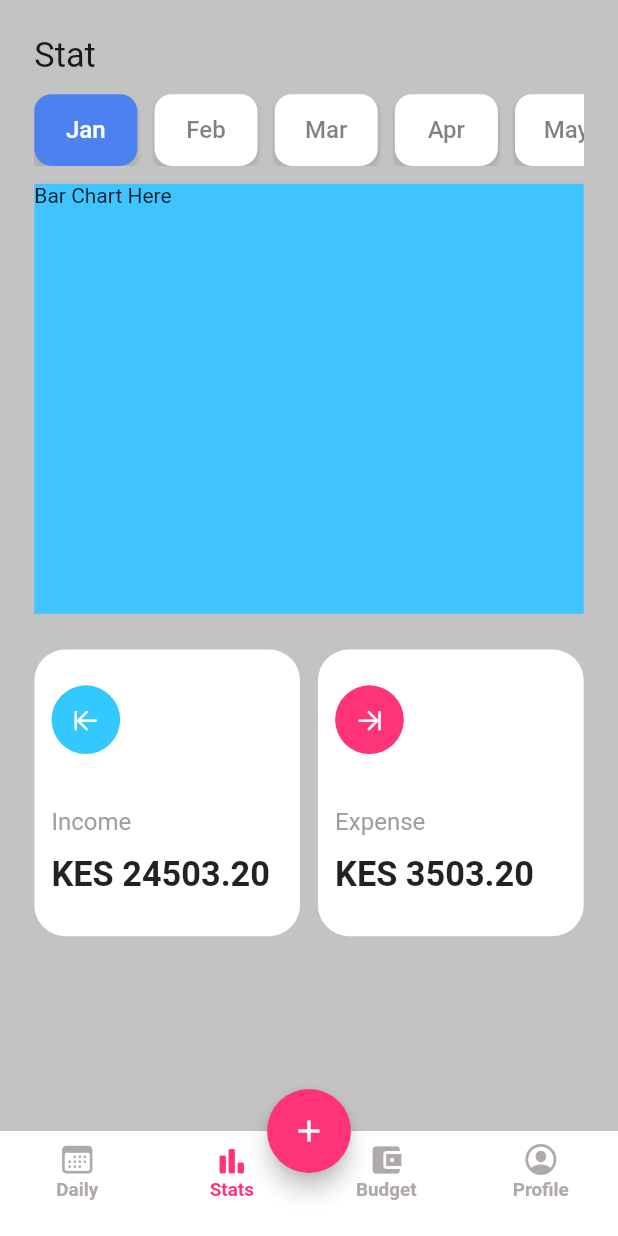
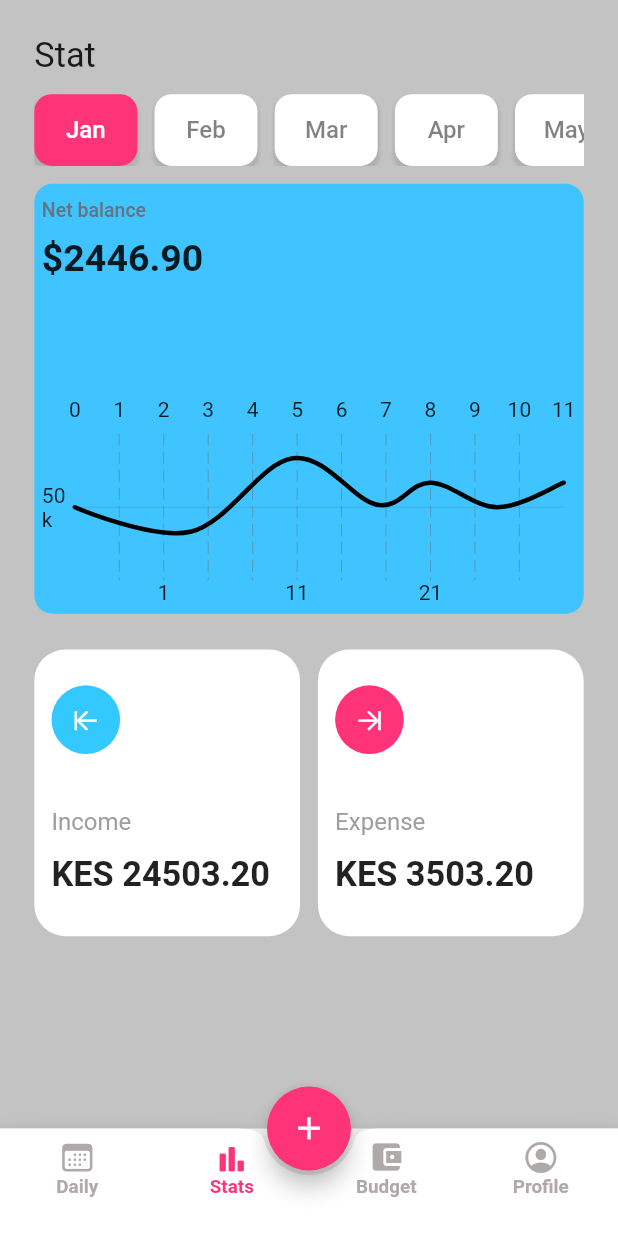
Before and after one commit to evansmwenda/ExpenseTracker, a Flutter app: the HomeView screen opened directly, item 2 of the bottom bar chosen, on a phone screen of 412 x 824 dp. Run offline on Flutter 3.47's test engine with Material 2 defaults, Android fonts, the phone set to English and light mode, and no system bars; drawn by our look-alikes of fl_chart; our stand-ins replace flutter_screenutil, get, local_auth; missing offline and left inert: weekly_date_picker.

Commit message:
added line chart data

```diff
--- a/lib/main.dart
+++ b/lib/main.dart
@@ -26,7 +26,7 @@ class MyApp extends StatelessWidget {
       debugShowCheckedModeBanner: false,
       enableLog: true,
       smartManagement: SmartManagement.keepFactory,
-      home: AuthView(),
+      home: HomeView(),//AuthView(),
     );});
   }
 }
--- a/lib/ui/home/home_view.dart
+++ b/lib/ui/home/home_view.dart
@@ -26,11 +26,10 @@ class HomeView extends GetView<HomeController> {
         body: Obx(
           () => pages[controller.tabIndex],
         ),
-        bottomNavigationBar: Container(
-          height: 70,
-          decoration: const BoxDecoration(
-            color: Colors.white,
-          ),
+        bottomNavigationBar: BottomAppBar( //bottom navigation bar on scaffold
+          color:Colors.white,
+          shape: const CircularNotchedRectangle(), //shape of notch
+          notchMargin: 3,
           child: Row(
             mainAxisAlignment: MainAxisAlignment.spaceAround,
             children: const [
@@ -65,12 +64,12 @@ class HomeView extends GetView<HomeController> {
             ],
           ),
         ),
-        floatingActionButtonLocation: FloatingActionButtonLocation.miniCenterDocked,
+        floatingActionButtonLocation: FloatingActionButtonLocation.centerDocked,
         floatingActionButton: FloatingActionButton(
           backgroundColor: primaryColor,
           onPressed: () {},
           child: const Center(
-            child: Icon(Icons.add, color: Colors.white),
+            child: Icon(Icons.add,size: 25, color: Colors.white),
           ),
         ),
       ),
--- a/lib/ui/home/tabs/daily/daily_view.dart
+++ b/lib/ui/home/tabs/daily/daily_view.dart
@@ -12,6 +12,7 @@ class DailyView extends GetView<DailyController> {
 
   @override
   Widget build(BuildContext context) {
+    var size = MediaQuery.of(context).size;
     return Container(
       padding: EdgeInsets.symmetric(horizontal: 20.w, vertical: 20.h),
       color: const Color(0xfff5f5f5),
@@ -31,7 +32,7 @@ class DailyView extends GetView<DailyController> {
             decoration: BoxDecoration(
               borderRadius: BorderRadius.circular(20.r),
             ),
-            child: Obx(() =>WeeklyDatePicker(
+            child: Obx(() => WeeklyDatePicker(
                   selectedDay: controller.selectedDay,
                   changeDay: (value) {
                     controller.changeSelectedDay(value);
@@ -40,7 +41,7 @@ class DailyView extends GetView<DailyController> {
                   backgroundColor: Colors.white,
                   weekdayTextColor: const Color(0xFF8A8A8A),
                   selectedBackgroundColor: primaryColor,
-              weekdays: const ["Mo", "Tu", "We", "Th", "Fr","Sa","Su"],
+                  weekdays: const ["Mo", "Tu", "We", "Th", "Fr", "Sa", "Su"],
                   daysInWeek: 7,
                 )),
           ),
--- a/lib/ui/home/tabs/stats/stats_view.dart
+++ b/lib/ui/home/tabs/stats/stats_view.dart
@@ -1,4 +1,5 @@
 import 'package:expense_tracker/common/my_colors.dart';
+import 'package:fl_chart/fl_chart.dart';
 import 'package:flutter/cupertino.dart';
 import 'package:flutter/material.dart';
 import 'package:flutter_screenutil/flutter_screenutil.dart';
@@ -12,6 +13,8 @@ class StatsView extends GetView<StatsController> {
 
   @override
   Widget build(BuildContext context) {
+    var size = MediaQuery.of(context).size;
+
     return Container(
       padding: EdgeInsets.symmetric(horizontal: 20.w, vertical: 20.h),
       color: Colors.grey.withOpacity(0.6),
@@ -37,8 +40,60 @@ class StatsView extends GetView<StatsController> {
           Container(
             height: 240.h,
             width: double.infinity,
-            color: Colors.lightBlueAccent,
-            child: const Text("Bar Chart Here"),
+            decoration: BoxDecoration(
+                color: Colors.lightBlueAccent,
+                borderRadius: BorderRadius.circular(12),
+                boxShadow: [
+                  BoxShadow(
+                    color: Colors.grey.withOpacity(0.01),
+                    spreadRadius: 10,
+                    blurRadius: 3,
+                    // changes position of shadow
+                  ),
+                ]),
+            child: Padding(
+              padding: const EdgeInsets.symmetric(horizontal: 5),
+              child: Stack(
+                children: [
+                  Padding(
+                    padding: const EdgeInsets.only(
+                      top: 10,
+                    ),
+                    child: Column(
+                      crossAxisAlignment: CrossAxisAlignment.start,
+                      children: const [
+                        Text(
+                          "Net balance",
+                          style: TextStyle(
+                              fontWeight: FontWeight.w500,
+                              fontSize: 13,
+                              color: Color(0xff67727d)),
+                        ),
+                        SizedBox(
+                          height: 10,
+                        ),
+                        Text(
+                          "\$2446.90",
+                          style: TextStyle(
+                            fontWeight: FontWeight.bold,
+                            fontSize: 25,
+                          ),
+                        )
+                      ],
+                    ),
+                  ),
+                  Positioned(
+                    bottom: 0,
+                    child: SizedBox(
+                      width: (size.width - 20),
+                      height: 150,
+                      child: LineChart(
+                        mainData(),
+                      ),
+                    ),
+                  )
+                ],
+              ),),
           ),
           SizedBox(
             height: 20.h,
@@ -68,6 +123,98 @@ class StatsView extends GetView<StatsController> {
       ),
     );
   }
+  LineChartData mainData() {
+    return LineChartData(
+      gridData: FlGridData(
+          show: true,
+          drawHorizontalLine: true,
+          getDrawingHorizontalLine: (value) {
+            return FlLine(
+              color: const Color(0xff37434d),
+              strokeWidth: 0.1,
+            );
+          }),
+      titlesData: FlTitlesData(
+        show: true,
+        bottomTitles: AxisTitles(
+          sideTitles: SideTitles(
+            showTitles: true,
+            reservedSize: 22,
+            // getTextStyles: (value,meta) =>
+            // const TextStyle(color: Color(0xff68737d), fontSize: 12),
+            getTitlesWidget: (value,meta) {
+              switch (value.toInt()) {
+                case 2:
+                  return Text('1');
+                case 5:
+                  return Text('11');
+                case 8:
+                  return Text('21');
+              }
+              return Text('');
+            },
+           // margin: 8,
+          ),
+        ),
+
+
+          leftTitles: AxisTitles(
+            sideTitles: SideTitles(
+              showTitles: true,
+              // reservedSize: 22,
+              // getTextStyles: (value) => const TextStyle(
+              //   color: Color(0xff67727d),
+              //   fontSize: 12,
+              // ),
+              getTitlesWidget: (value,meta) {
+                switch (value.toInt()) {
+                  case 1:
+                    return Text('10k');
+                  case 3:
+                    return Text('50k');
+                  case 5:
+                    return Text('100k');
+                }
+                return Text('');
+              },
+              // margin: 8,
+            ),
+          ),
+
+
+
+
+
+
+      ),
+      borderData: FlBorderData(
+        show: false,
+      ),
+      minX: 0,
+      maxX: 11,
+      minY: 0,
+      maxY: 6,
+      lineBarsData: [
+        LineChartBarData(
+          spots: [
+            FlSpot(0, 3),
+            FlSpot(2.6, 2),
+            FlSpot(4.9, 5),
+            FlSpot(6.8, 3.1),
+            FlSpot(8, 4),
+            FlSpot(9.5, 3),
+            FlSpot(11, 4),
+          ],
+          isCurved: true,
+          color: Colors.black,
+          barWidth: 3,
+          isStrokeCapRound: true,
+          dotData: FlDotData(
+            show: false,
+          ),
+        ),
+      ],
+    );}
 }
 
 class StatsTypeContainer extends StatelessWidget {
--- a/lib/ui/widgets/month_button.dart
+++ b/lib/ui/widgets/month_button.dart
@@ -1,3 +1,4 @@
+import 'package:expense_tracker/common/my_colors.dart';
 import 'package:expense_tracker/ui/home/tabs/stats/stats_controller.dart';
 import 'package:flutter/material.dart';
 import 'package:flutter_screenutil/flutter_screenutil.dart';
@@ -18,7 +19,7 @@ class MonthButton extends GetView<StatsController> {
           width: 60.w,
           margin: EdgeInsets.only(right: 10.w),
           decoration: BoxDecoration(
-            color: controller.tabIndex == index ? const Color(0xff4B82F0) : Colors.white,
+            color: controller.tabIndex == index ? primaryColor : Colors.white,
             borderRadius: BorderRadius.circular(10.r),
             boxShadow: [
               BoxShadow(
```
Also changed, not shown: pubspec.yaml (+4 -5 lines), pubspec.lock. Lines whose indentation alone changed are shown as unchanged.
